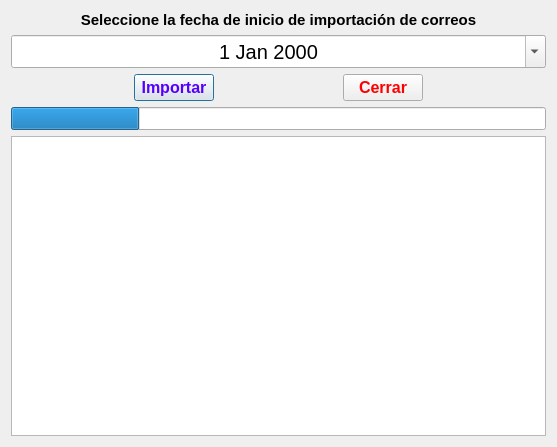
The window that ImportDocuments.ui (TaiCo-Solutions/Nico) describes before a commit, drawn with Qt 5.
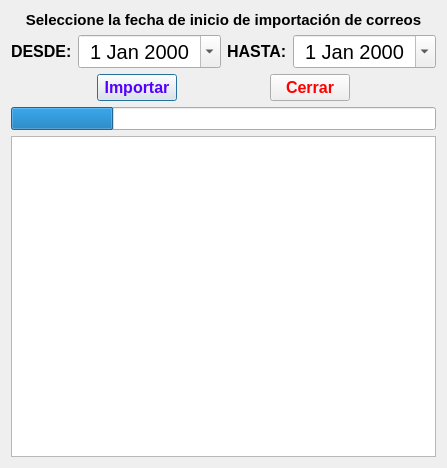
The same window after the commit.

```diff
--- a/ImportDocuments.ui
+++ b/ImportDocuments.ui
@@ -6,8 +6,8 @@
    <rect>
     <x>0</x>
     <y>0</y>
-    <width>557</width>
-    <height>447</height>
+    <width>430</width>
+    <height>468</height>
    </rect>
   </property>
   <property name="windowTitle">
@@ -42,7 +42,9 @@
     </widget>
    </item>
    <item>
-    <widget class="QDateEdit" name="dateinput_button">
+    <layout class="QGridLayout" name="gridLayout_2">
+     <item row="0" column="1">
+      <widget class="QDateEdit" name="date_start">
      <property name="font">
       <font>
        <family>Arial</family>
@@ -59,6 +61,55 @@
       <bool>true</bool>
      </property>
     </widget>
+     </item>
+     <item row="0" column="0">
+      <widget class="QLabel" name="label_2">
+       <property name="font">
+        <font>
+         <pointsize>12</pointsize>
+         <weight>75</weight>
+         <bold>true</bold>
+        </font>
+       </property>
+       <property name="text">
+        <string>DESDE:</string>
+       </property>
+      </widget>
+     </item>
+     <item row="0" column="3">
+      <widget class="QDateEdit" name="date_end">
+       <property name="font">
+        <font>
+         <family>Arial</family>
+         <pointsize>15</pointsize>
+        </font>
+       </property>
+       <property name="alignment">
+        <set>Qt::AlignCenter</set>
+       </property>
+       <property name="showGroupSeparator" stdset="0">
+        <bool>true</bool>
+       </property>
+       <property name="calendarPopup">
+        <bool>true</bool>
+       </property>
+      </widget>
+     </item>
+     <item row="0" column="2">
+      <widget class="QLabel" name="label_3">
+       <property name="font">
+        <font>
+         <pointsize>12</pointsize>
+         <weight>75</weight>
+         <bold>true</bold>
+        </font>
+       </property>
+       <property name="text">
+        <string>HASTA:</string>
+       </property>
+      </widget>
+     </item>
+    </layout>
    </item>
    <item>
     <layout class="QGridLayout" name="gridLayout">
```
Left out of the diff: 1 changed line with no effect on the pictures. Lines whose indentation alone changed are shown as unchanged.
